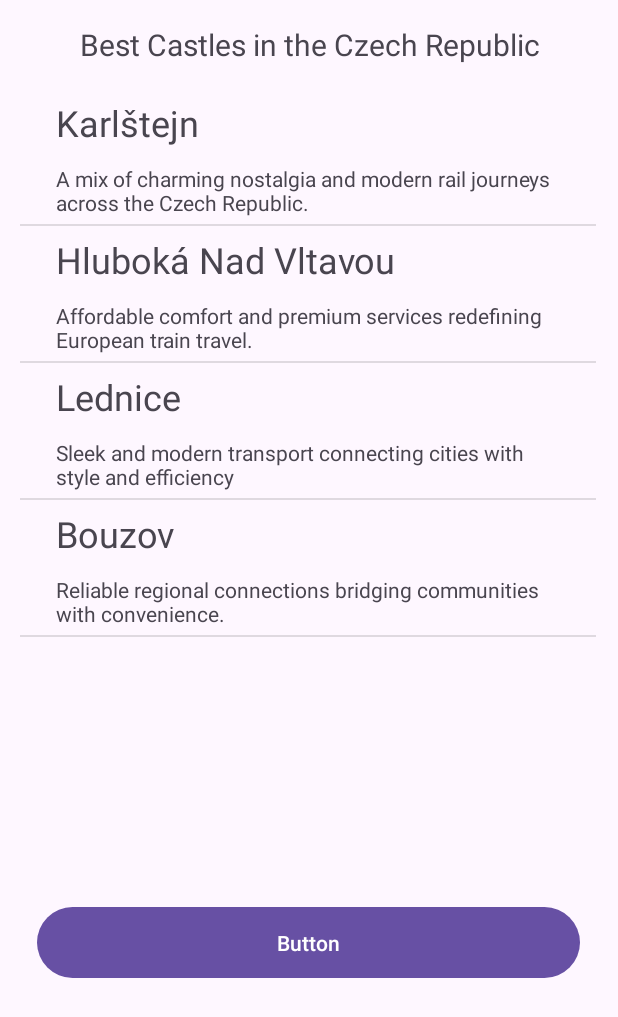
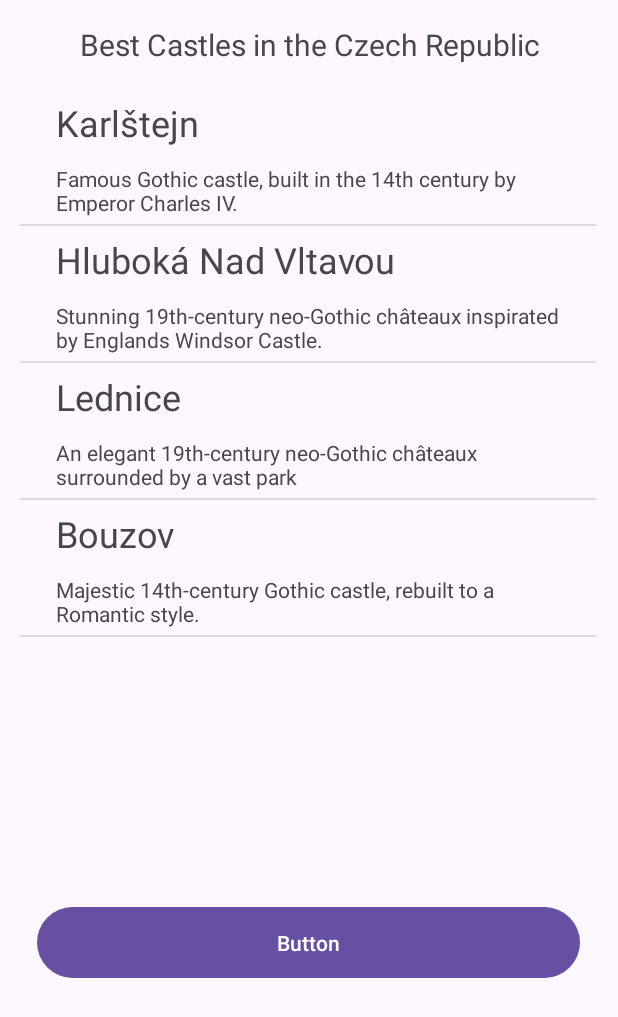
Before and after one commit to VaclavTuma/MobileProjectVaclavTumaV2, an Android app: the screen it shows after launch (MainActivity), on a phone screen of 412 x 824 dp. Shown: the top 1017 px of the screen. Run offline under Robolectric (Android 15) with nearby library versions, the phone set to English and light mode, and no system bars.

Commit message:
descriptions changed

```diff
--- a/app/src/main/res/values/strings.xml
+++ b/app/src/main/res/values/strings.xml
@@ -9,9 +9,9 @@
     </string-array>
 
     <string-array name="descriptions">
-        <item>  A mix of charming nostalgia and modern rail journeys across the Czech Republic. </item>
-        <item> Affordable comfort and premium services redefining European train travel. </item>
-        <item> Sleek and modern transport connecting cities with style and efficiency </item>
-        <item> Reliable regional connections bridging communities with convenience. </item>
+        <item> Famous Gothic castle, built in the 14th century by Emperor Charles IV.</item>
+        <item> Stunning 19th-century neo-Gothic châteaux inspirated by Englands Windsor Castle.</item>
+        <item> An elegant 19th-century neo-Gothic châteaux surrounded by a vast park</item>
+        <item> Majestic 14th-century Gothic castle, rebuilt to a Romantic style. </item>
     </string-array>
 </resources>
```
